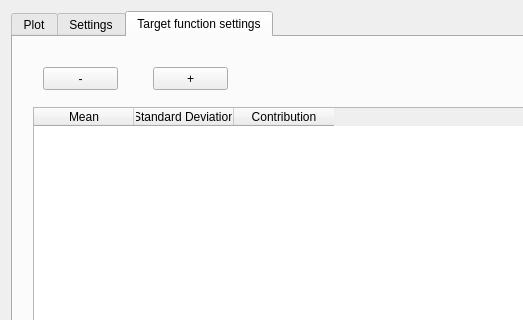
Qt form mainwindow.ui (Tomev-IBS/KerDEP) before a commit; both pictures show x 0 to 523 and y 0 to 320 of the 955 by 613 pixel window.
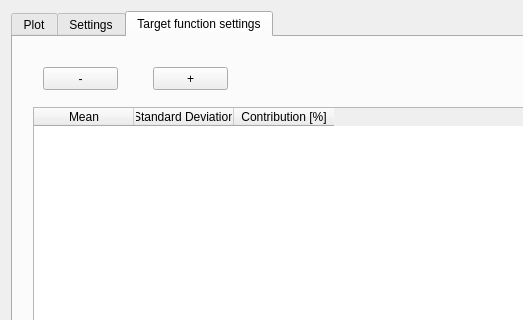
The same form after that commit. Custom widgets are drawn as their Qt base class.

Commit message: [STABLE] Uniform distribution of contribution of target function implemented.

Diff of the .ui file:
```diff
--- a/mainwindow.ui
+++ b/mainwindow.ui
@@ -427,7 +427,7 @@
         </column>
         <column>
          <property name="text">
-          <string>Contribution</string>
+          <string>Contribution [%]</string>
          </property>
         </column>
        </widget>
```
Left out of the diff: 2 changed lines with no effect on the pictures. The commit also changes 2 other files.
